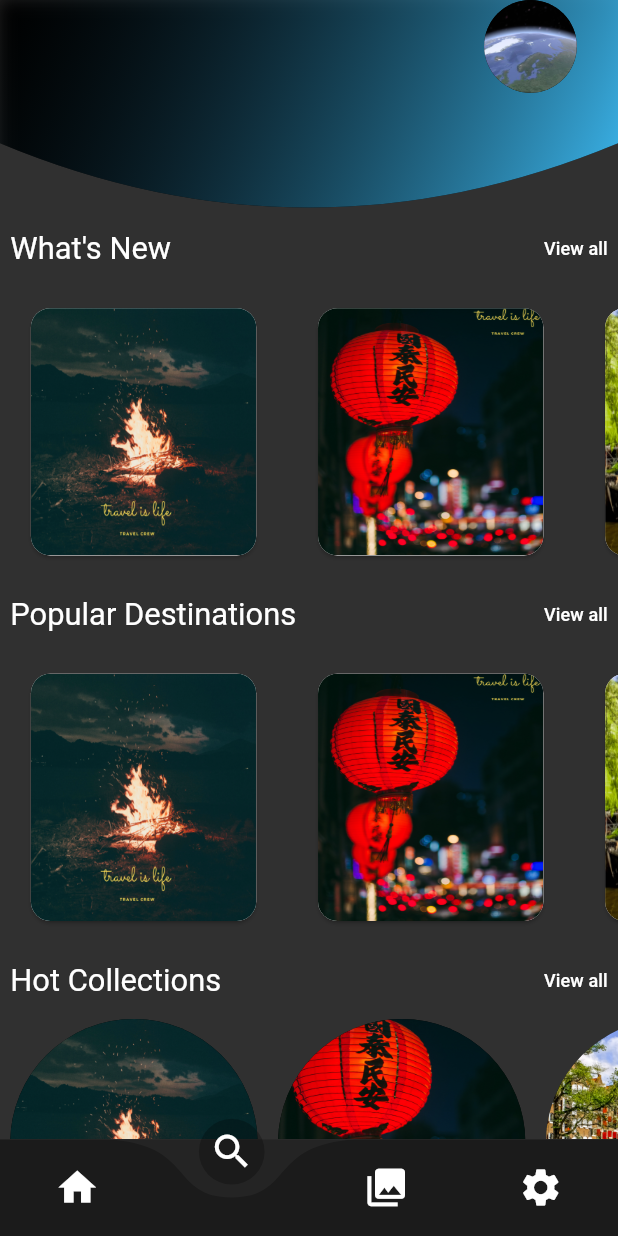
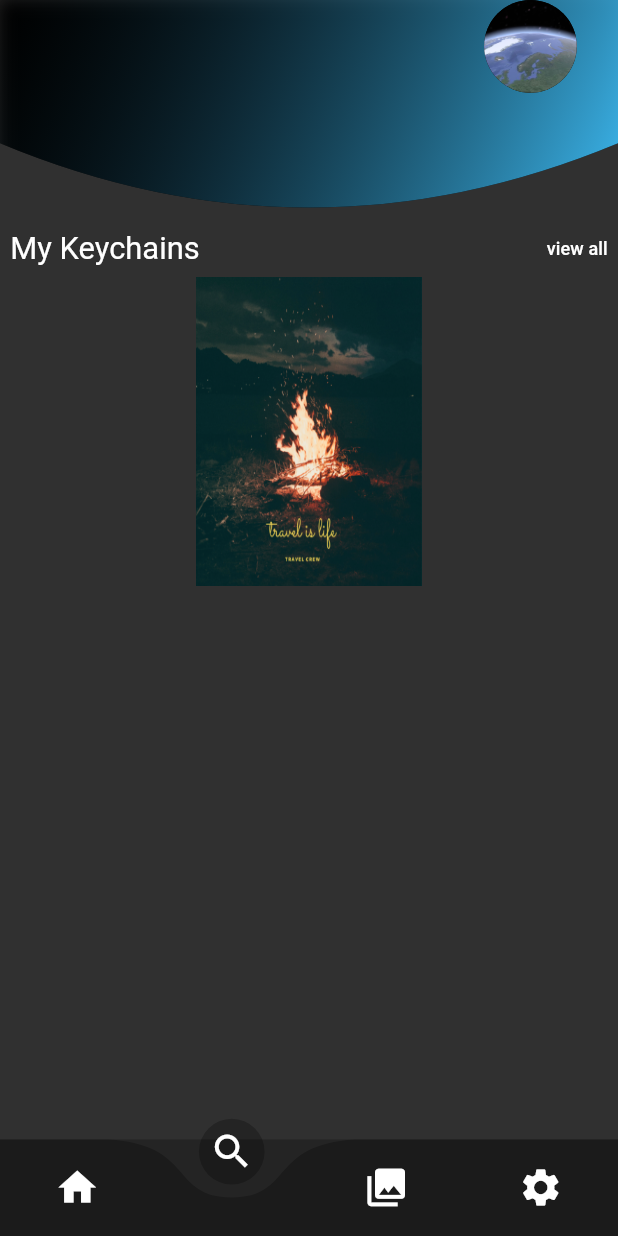
Before and after one commit to kaitech-corp/xplorchain, a Flutter app: the screen it shows after launch, item 2 of the bottom bar chosen, on a phone screen of 412 x 824 dp. Run offline on Flutter 3.47's test engine with Material 2 defaults, Android fonts, the phone set to English and light mode, and no system bars; drawn by our look-alikes of carousel_slider, curved_navigation_bar; our stand-ins replace flutter_slider_drawer, responsive_framework, sizer.

Commit message:
Minor updates

```diff
--- a/lib/screens/home/home.dart
+++ b/lib/screens/home/home.dart
@@ -3,6 +3,9 @@ import 'package:flutter/cupertino.dart';
 import 'package:flutter/foundation.dart';
 import 'package:flutter/material.dart';
 import 'package:travel_chain_mvp/screens/home/mobile.dart';
+import 'package:travel_chain_mvp/screens/my_collection/my_collection.dart';
+import 'package:travel_chain_mvp/screens/search/search.dart';
+import 'package:travel_chain_mvp/screens/settings/settings.dart';
 import 'package:travel_chain_mvp/widgets/custom_app_bar.dart';
 
 import '../../services/size_config/size_config.dart';
@@ -17,7 +20,20 @@ class MyHomePage extends StatefulWidget {
 
 class _MyHomePageState extends State<MyHomePage> {
 
+  int _selectedIndex = 0;
+  final List<Widget> _widgetOptions = const <Widget>[
+    MobileScreen(),
+    Search(),
+    MyCollection(),
+    Settings(),
+  ];
 
+  void _onItemTapped(int index) {
+    // FirebaseCrashlytics.instance.crash();
+    setState(() {
+      _selectedIndex = index;
+    });
+  }
 
   @override
   Widget build(BuildContext context) {
@@ -34,7 +50,7 @@ class _MyHomePageState extends State<MyHomePage> {
           Padding(
             padding: EdgeInsets.only(
                 top: SizeConfig.screenHeight*.1785),
-            child: const MobileScreen(),
+            child: _widgetOptions.elementAt(_selectedIndex),
           ),
         ],
       ),
@@ -42,13 +58,13 @@ class _MyHomePageState extends State<MyHomePage> {
         color: Colors.black26,
         backgroundColor: Colors.black26,
         height: 75.0,
-
         items:  [
           Icon(Icons.home,size: 35,color: Theme.of(context).iconTheme.color,),
           Icon(Icons.search,size: 35,color: Theme.of(context).iconTheme.color,),
           Icon(Icons.photo_library,size: 35,color: Theme.of(context).iconTheme.color,),
           Icon(Icons.settings,size: 35,color: Theme.of(context).iconTheme.color,),
         ],
+        onTap: _onItemTapped,
 
       ),
     );
--- /dev/null
+++ b/lib/screens/search/search.dart
@@ -0,0 +1,70 @@
+import 'package:carousel_slider/carousel_slider.dart';
+import 'package:flutter/material.dart';
+import '../../services/constants/constants.dart';
+
+
+
+class Search extends StatelessWidget{
+  const Search({Key? key}) : super(key: key);
+
+  @override
+  Widget build(BuildContext context) {
+    return SafeArea(
+      child: Scaffold(
+        body: Column(
+          crossAxisAlignment: CrossAxisAlignment.start,
+          children: [
+            Padding(
+              padding: const EdgeInsets.all(8.0),
+              child: Row(
+                mainAxisAlignment: MainAxisAlignment.spaceBetween,
+                children: [
+                  Text('My Keychains', style: Theme.of(context).textTheme.headline5,),
+                  Text('view all', style: Theme.of(context).textTheme.subtitle2),
+                ],
+              ),
+            ),
+            CarouselSlider(
+              options: CarouselOptions(
+                autoPlay: true,
+                autoPlayAnimationDuration: const Duration(seconds: 3),
+                aspectRatio: 2.0,
+                enlargeCenterPage: true,
+              ),
+              items: List.generate(5, (index) => NFTCollection(index: index)),
+            ),
+            // ListView.builder(
+            //   itemCount: ,
+            //   itemBuilder: (context, index){
+            //     return ListTile(
+            //
+            //     )
+            //   })
+          ],
+        ),
+      ),
+    );
+  }
+
+}
+
+class NFTCollection extends StatelessWidget{
+
+  final int index;
+
+  const NFTCollection({Key? key, required this.index}) : super(key: key);
+
+  @override
+  Widget build(BuildContext context) {
+    return Container(
+      height: 175,
+      width: 175,
+      decoration: BoxDecoration(
+        borderRadius: BorderRadius.circular(15.0),
+        color: canvasColor,
+      ),
+      // color: canvasColor,
+      child: Image.asset('assets/images/$index.png',fit: BoxFit.fill,),
+    );
+  }
+}
```
Also changed, not shown: lib/screens/market/market_screen.dart (+24 -21 lines), lib/screens/settings/settings.dart (added, +70 -0 lines).
